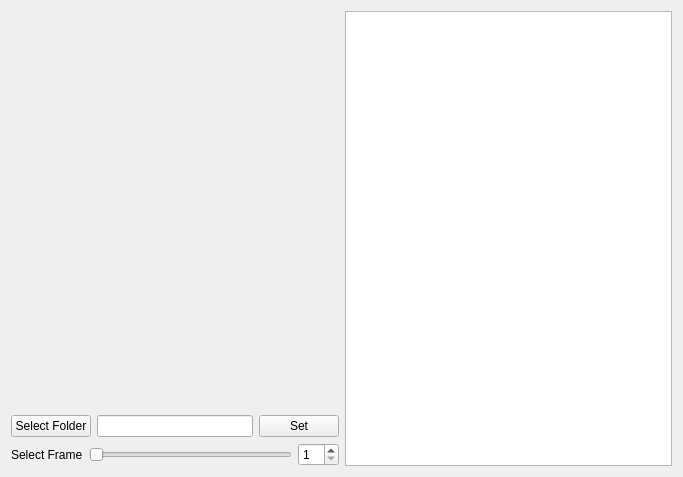
This is frequencydetection.ui in Tokyo-MQP-2024/IgniteCV as Qt 5 draws it before an edit. The edited form follows.
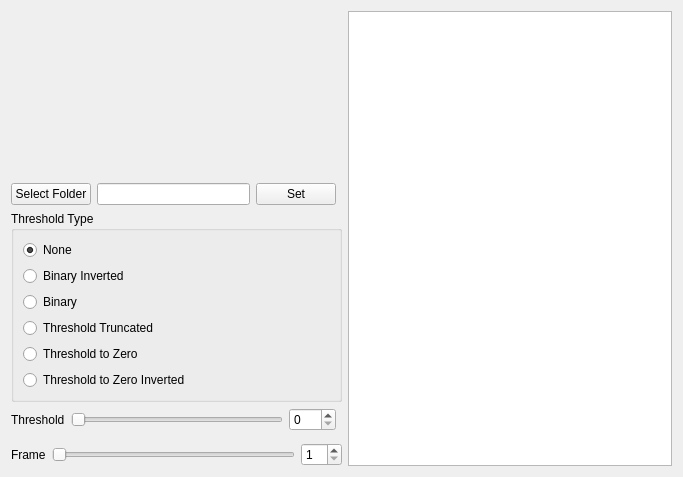
This is the edited form. Custom widgets are drawn as their Qt base class.

What changed in the file:
```diff
--- a/frequencydetection.ui
+++ b/frequencydetection.ui
@@ -14,33 +14,12 @@
    <string>Form</string>
   </property>
   <layout class="QGridLayout" name="gridLayout">
-   <item row="1" column="0">
-    <layout class="QHBoxLayout" name="horizontalLayout">
-     <item>
-      <widget class="QPushButton" name="pushButton">
-       <property name="text">
-        <string>Select Folder</string>
-       </property>
-      </widget>
-     </item>
-     <item>
-      <widget class="QLineEdit" name="lineEdit"/>
-     </item>
-     <item>
-      <widget class="QPushButton" name="pushButton_2">
-       <property name="text">
-        <string>Set</string>
-       </property>
-      </widget>
-     </item>
-    </layout>
-   </item>
-   <item row="2" column="0">
+   <item row="5" column="0" colspan="2">
     <layout class="QHBoxLayout" name="horizontalLayout_2">
      <item>
       <widget class="QLabel" name="label">
        <property name="text">
-        <string>Select Frame</string>
+        <string>Frame</string>
        </property>
       </widget>
      </item>
@@ -63,6 +42,47 @@
      </item>
     </layout>
    </item>
+   <item row="3" column="0">
+    <layout class="QHBoxLayout" name="threshold">
+     <property name="sizeConstraint">
+      <enum>QLayout::SizeConstraint::SetFixedSize</enum>
+     </property>
+     <item>
+      <widget class="QLabel" name="label_6">
+       <property name="text">
+        <string>Threshold</string>
+       </property>
+      </widget>
+     </item>
+     <item>
+      <widget class="QSlider" name="thresholdSlider">
+       <property name="maximum">
+        <number>255</number>
+       </property>
+       <property name="orientation">
+        <enum>Qt::Orientation::Horizontal</enum>
+       </property>
+      </widget>
+     </item>
+     <item>
+      <widget class="QSpinBox" name="spinBox_2">
+       <property name="maximum">
+        <number>255</number>
+       </property>
+      </widget>
+     </item>
+    </layout>
+   </item>
+   <item row="0" column="2" rowspan="6">
+    <widget class="qgraphicsviewresize" name="graphicsView">
+     <property name="verticalScrollBarPolicy">
+      <enum>Qt::ScrollBarPolicy::ScrollBarAlwaysOff</enum>
+     </property>
+     <property name="horizontalScrollBarPolicy">
+      <enum>Qt::ScrollBarPolicy::ScrollBarAlwaysOff</enum>
+     </property>
+    </widget>
+   </item>
    <item row="0" column="0">
     <spacer name="verticalSpacer">
      <property name="orientation">
@@ -76,16 +96,99 @@
      </property>
     </spacer>
    </item>
-   <item row="0" column="1" rowspan="3">
-    <widget class="qgraphicsviewresize" name="graphicsView">
-     <property name="verticalScrollBarPolicy">
-      <enum>Qt::ScrollBarPolicy::ScrollBarAlwaysOff</enum>
+   <item row="2" column="0" colspan="2">
+    <widget class="QGroupBox" name="threshType">
+     <property name="sizePolicy">
+      <sizepolicy hsizetype="Fixed" vsizetype="Fixed">
+       <horstretch>0</horstretch>
+       <verstretch>0</verstretch>
+      </sizepolicy>
      </property>
-     <property name="horizontalScrollBarPolicy">
-      <enum>Qt::ScrollBarPolicy::ScrollBarAlwaysOff</enum>
+     <property name="maximumSize">
+      <size>
+       <width>339</width>
+       <height>16777215</height>
+      </size>
      </property>
+     <property name="title">
+      <string>Threshold Type</string>
+     </property>
+     <layout class="QVBoxLayout" name="verticalLayout_2">
+      <property name="sizeConstraint">
+       <enum>QLayout::SizeConstraint::SetDefaultConstraint</enum>
+      </property>
+      <item>
+       <widget class="QRadioButton" name="radioButton_none">
+        <property name="text">
+         <string>None</string>
+        </property>
+        <property name="checked">
+         <bool>true</bool>
+        </property>
+       </widget>
+      </item>
+      <item>
+       <widget class="QRadioButton" name="radioButton_bininverted">
+        <property name="text">
+         <string>Binary Inverted</string>
+        </property>
+       </widget>
+      </item>
+      <item>
+       <widget class="QRadioButton" name="radioButton_binary">
+        <property name="text">
+         <string>Binary</string>
+        </property>
+        <property name="checked">
+         <bool>false</bool>
+        </property>
+       </widget>
+      </item>
+      <item>
+       <widget class="QRadioButton" name="radioButton_threshtrunc">
+        <property name="text">
+         <string>Threshold Truncated</string>
+        </property>
+       </widget>
+      </item>
+      <item>
+       <widget class="QRadioButton" name="radioButton_thresh0">
+        <property name="text">
+         <string>Threshold to Zero</string>
+        </property>
+       </widget>
+      </item>
+      <item>
+       <widget class="QRadioButton" name="radioButton_thresh0inv">
+        <property name="text">
+         <string>Threshold to Zero Inverted</string>
+        </property>
+       </widget>
+      </item>
+     </layout>
     </widget>
    </item>
+   <item row="1" column="0">
+    <layout class="QHBoxLayout" name="horizontalLayout">
+     <item>
+      <widget class="QPushButton" name="pushButton">
+       <property name="text">
+        <string>Select Folder</string>
+       </property>
+      </widget>
+     </item>
+     <item>
+      <widget class="QLineEdit" name="lineEdit"/>
+     </item>
+     <item>
+      <widget class="QPushButton" name="pushButton_2">
+       <property name="text">
+        <string>Set</string>
+       </property>
+      </widget>
+     </item>
+    </layout>
+   </item>
   </layout>
  </widget>
  <customwidgets>
```
Left out of the diff: 67 changed lines with no effect on the pictures.
